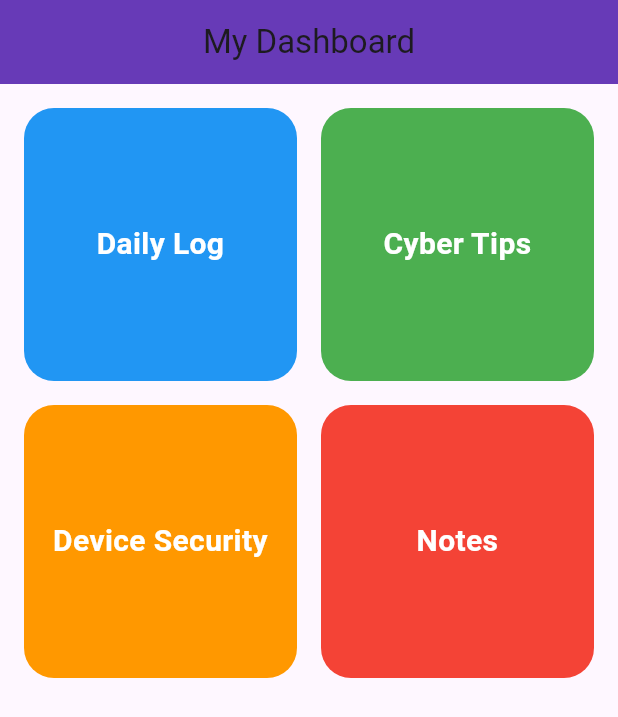
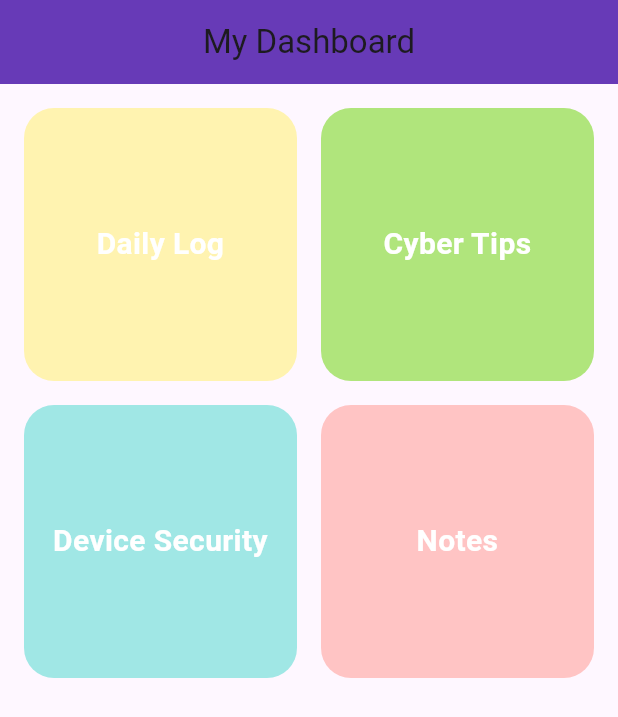
Before and after one commit to garvbaxi05/cyberlog, a Flutter app: the screen it shows after launch, on a phone screen of 412 x 824 dp. Shown: the top 717 px of the screen. Run offline on Flutter 3.47's test engine with Material 3 defaults, Android fonts, the phone set to English and light mode, and no system bars.

Commit message:
Update main.dart

```diff
--- a/lib/main.dart
+++ b/lib/main.dart
@@ -36,11 +36,11 @@ class DashboardScreen extends StatelessWidget {
           crossAxisSpacing: 16,
           mainAxisSpacing: 16,
 
-          children: const [
-            DashboardBox(title: "Daily Log", color: Colors.blue),
-            DashboardBox(title: "Cyber Tips", color: Colors.green),
-            DashboardBox(title: "Device Security", color: Colors.orange),
-            DashboardBox(title: "Notes", color: Colors.red),
+         children: const [
+            DashboardBox(title: "Daily Log", color: Color(0xFFFFF3B0)),
+            DashboardBox(title: "Cyber Tips", color: Color(0xFFB0E57C)),
+            DashboardBox(title: "Device Security", color: Color(0xFFA0E7E5)),
+            DashboardBox(title: "Notes", color: Color(0xFFFFC4C4)),
           ],
         ),
       ),
```
